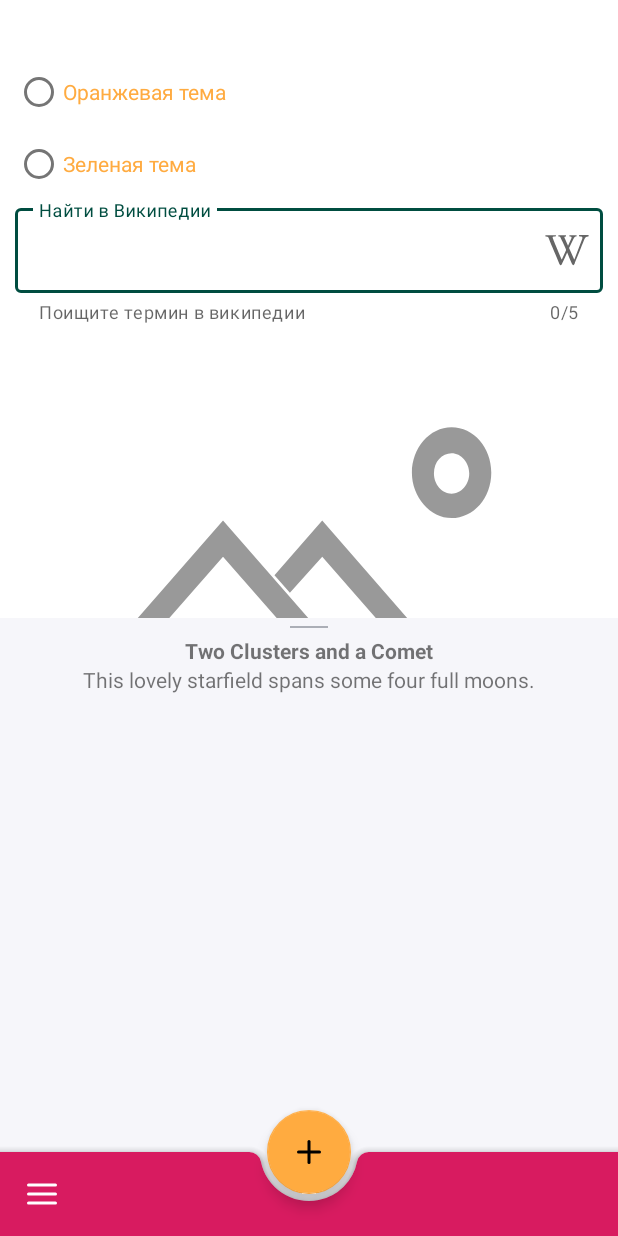
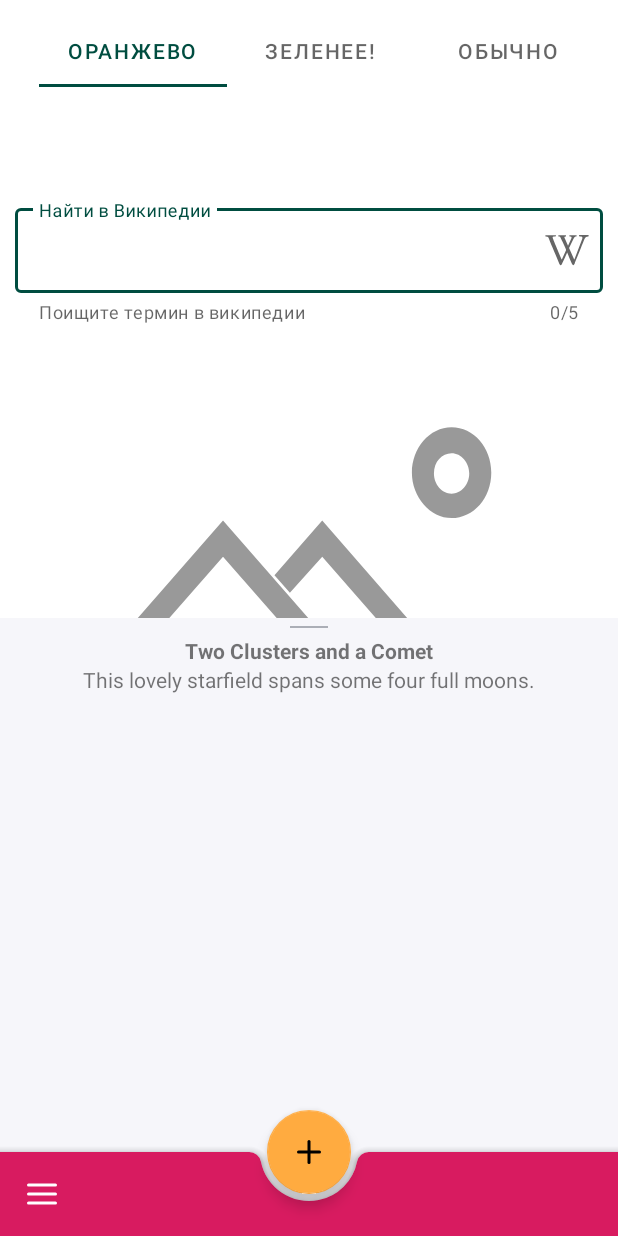
Before and after one commit to MariaDemidova/MaterialDesign, an Android app: the screen it shows after launch (MainActivity), on a phone screen of 412 x 824 dp. Run offline under Robolectric (Android 15) with nearby library versions, the phone set to English and light mode, and no system bars; pictures from the network do not load; Roboto replaces fonts that are not available here; 1 statement that could not run was skipped.

Commit message:
lesson2 смена темы, full screen

```diff
--- a/app/src/main/java/demidova/materialdesign/MainActivity.kt
+++ b/app/src/main/java/demidova/materialdesign/MainActivity.kt
@@ -1,15 +1,14 @@
 package demidova.materialdesign
 
+import android.os.Bundle
+import android.view.WindowManager
 import androidx.appcompat.app.AppCompatActivity
-import android.os.Bundle
-import android.util.Log
-import android.view.View
 import demidova.materialdesign.databinding.ActivityMainBinding
 import demidova.materialdesign.view.PictureOfTheDayFragment
-import java.util.*
 
 const val ThemeOne = 1
 const val ThemeSecond = 2
+const val ThemeUsual = 3
 
 class MainActivity : AppCompatActivity()  {
 
@@ -23,6 +22,10 @@ class MainActivity : AppCompatActivity()  {
 
         setTheme(getRealStyle(getCurrentTheme()))
         binding =  ActivityMainBinding.inflate(layoutInflater)
+
+//        window.setFlags(
+//            WindowManager.LayoutParams.FLAG_FULLSCREEN,
+//            WindowManager.LayoutParams.FLAG_FULLSCREEN);
         setContentView(binding.root)
 
         if(savedInstanceState==null){
@@ -47,6 +50,7 @@ class MainActivity : AppCompatActivity()  {
         return when (currentTheme) {
             ThemeOne -> R.style.ThemeOne
             ThemeSecond -> R.style.ThemeSecond
+            ThemeUsual -> R.style.Theme_MaterialDesign
             else -> 0
         }
     }
--- a/app/src/main/java/demidova/materialdesign/view/PictureOfTheDayFragment.kt
+++ b/app/src/main/java/demidova/materialdesign/view/PictureOfTheDayFragment.kt
@@ -9,6 +9,7 @@ import android.util.Log
 import android.view.*
 import android.widget.Toast
 import androidx.activity.OnBackPressedCallback
+import androidx.appcompat.app.AppCompatActivity
 import androidx.core.content.ContextCompat
 import androidx.fragment.app.Fragment
 import androidx.lifecycle.Observer
@@ -16,6 +17,7 @@ import androidx.lifecycle.ViewModelProvider
 import coil.load
 import com.google.android.material.bottomappbar.BottomAppBar
 import com.google.android.material.bottomsheet.BottomSheetBehavior
+import com.google.android.material.tabs.TabLayout
 import demidova.materialdesign.MainActivity
 import demidova.materialdesign.R
 import demidova.materialdesign.databinding.FragmentMainBinding
@@ -27,8 +29,9 @@ import java.util.*
 
 const val ThemeOne = 1
 const val ThemeSecond = 2
+const val ThemeUsual = 3
 
-class PictureOfTheDayFragment : Fragment(), View.OnClickListener {
+class PictureOfTheDayFragment : Fragment() {
 
     private var _binding: FragmentMainBinding? = null
     val binding: FragmentMainBinding
@@ -36,6 +39,8 @@ class PictureOfTheDayFragment : Fragment(), View.OnClickListener {
             return _binding!!
 
         }
+    private val KEY_SP = "sp"
+    private val KEY_TAB_POSITION = "tab_position"
 
     private val viewModel: PictureOfTheDayViewModel by lazy {
         ViewModelProvider(this).get(PictureOfTheDayViewModel::class.java)
@@ -56,13 +61,37 @@ class PictureOfTheDayFragment : Fragment(), View.OnClickListener {
         })
         viewModel.sendServerRequest()
 
-        binding.btnThemeOne.setOnClickListener(this)
-        binding.btnThemeSecond.setOnClickListener(this)
+        binding.tabs.getTabAt(getTabPosition())?.select()
+        binding.tabs.addOnTabSelectedListener(object : TabLayout.OnTabSelectedListener {
+            override fun onTabSelected(tab: TabLayout.Tab) {
+                when (tab.position) {
+                    0 -> {
+                        parentActivity.setCurrentTheme(ThemeOne)
+                        setTabPosition(0)
+                        parentActivity.recreate()
 
-        when (parentActivity.getCurrentTheme()) {
-            1 -> binding.radioGroup.check(R.id.btnThemeOne)
-            2 -> binding.radioGroup.check(R.id.btnThemeSecond)
-        }
+                    }
+                    1 -> {
+                        parentActivity.setCurrentTheme(ThemeSecond)
+                        setTabPosition(1)
+                        parentActivity.recreate()
+                    }
+                    2 -> {
+                        parentActivity.setCurrentTheme(ThemeUsual)
+                        setTabPosition(2)
+                        parentActivity.recreate()
+                    }
+                }
+            }
+
+            override fun onTabUnselected(p0: TabLayout.Tab?) {
+
+            }
+
+            override fun onTabReselected(p0: TabLayout.Tab?) {
+
+            }
+        })
 
         binding.inputLayout.setEndIconOnClickListener {
             startActivity(Intent(Intent.ACTION_VIEW).apply {
@@ -112,23 +141,10 @@ class PictureOfTheDayFragment : Fragment(), View.OnClickListener {
         setBottomAppBar()
     }
 
-    override fun onClick(v: View) {
-        when (v.id) {
-            R.id.btnThemeOne -> {
-                parentActivity.setCurrentTheme(ThemeOne)
-                parentActivity.recreate() // применяем для всей активити и для всех дочерних фрагментов
-            }
-            R.id.btnThemeSecond -> {
-                parentActivity.setCurrentTheme(ThemeSecond)
-                parentActivity.recreate() // применяем для всей активити и для всех дочерних фрагментов
-            }
-        }
-
-    }
-
     private fun renderData(state: PictureOfTheDayState) {
         when (state) {
-            is PictureOfTheDayState.Error -> { state.error.message
+            is PictureOfTheDayState.Error -> {
+                state.error.message
             }
             is PictureOfTheDayState.Loading -> {
                 binding.imageView.load(R.drawable.ic_no_photo_vector)
@@ -250,4 +266,18 @@ class PictureOfTheDayFragment : Fragment(), View.OnClickListener {
         super.onDestroy()
         _binding = null
     }
+
+    fun setTabPosition(currentTheme: Int) {
+        val sharedPreferences =
+            requireContext().getSharedPreferences(KEY_SP, AppCompatActivity.MODE_PRIVATE)
+        val editor = sharedPreferences.edit()
+        editor.putInt(KEY_TAB_POSITION, currentTheme)
+        editor.apply()
+    }
+
+    fun getTabPosition(): Int {
+        val sharedPreferences =
+            requireContext().getSharedPreferences(KEY_SP, AppCompatActivity.MODE_PRIVATE)
+        return sharedPreferences.getInt(KEY_TAB_POSITION, 0)
+    }
 }
--- a/app/src/main/java/demidova/materialdesign/viewmodel/PictureOfTheDayViewModel.kt
+++ b/app/src/main/java/demidova/materialdesign/viewmodel/PictureOfTheDayViewModel.kt
@@ -81,11 +81,8 @@ class PictureOfTheDayViewModel(
     private fun takeDate(count: Int): String {
         val currentDate = Calendar.getInstance()
         currentDate.add(Calendar.DAY_OF_MONTH, count)
-
         Log.d("gopa", currentDate.time.toString())
-
         var format1 = SimpleDateFormat("yyyy-MM-dd", Locale.getDefault())
-
         return format1.format(currentDate.time)
     }
 }
--- a/app/src/main/res/layout/activity_main.xml
+++ b/app/src/main/res/layout/activity_main.xml
@@ -4,4 +4,4 @@
     android:id="@+id/container"
     android:layout_width="match_parent"
     android:layout_height="match_parent"
-    tools:context=".MainActivity"/>
+    tools:context=".MainActivity" />
--- a/app/src/main/res/layout/fragment_main.xml
+++ b/app/src/main/res/layout/fragment_main.xml
@@ -11,29 +11,31 @@
         android:layout_height="match_parent"
         android:padding="10dp">
 
-        <RadioGroup
-            android:id="@+id/radioGroup"
-            android:layout_width="wrap_content"
+        <com.google.android.material.tabs.TabLayout
+            android:id="@+id/tabs"
+            android:layout_width="0dp"
             android:layout_height="wrap_content"
-            app:layout_constraintBottom_toTopOf="@+id/inputLayout"
+            android:layout_marginStart="16dp"
             app:layout_constraintEnd_toEndOf="parent"
-            app:layout_constraintHorizontal_bias="0.0"
-            app:layout_constraintStart_toStartOf="parent">
+            app:layout_constraintStart_toStartOf="parent"
+            app:layout_constraintTop_toTopOf="parent">
 
-            <RadioButton
-                android:id="@+id/btnThemeOne"
+            <com.google.android.material.tabs.TabItem
                 android:layout_width="wrap_content"
                 android:layout_height="wrap_content"
-                android:text="@string/theme_one"
-                android:textColor="?colorSecondary" />
+                android:text="@string/text_for_theme_one" />
 
-            <RadioButton
-                android:id="@+id/btnThemeSecond"
+            <com.google.android.material.tabs.TabItem
                 android:layout_width="wrap_content"
                 android:layout_height="wrap_content"
-                android:text="@string/theme_second"
-                android:textColor="?colorSecondary" />
-        </RadioGroup>
+                android:text="@string/text_for_theme_second" />
+
+            <com.google.android.material.tabs.TabItem
+                android:layout_width="wrap_content"
+                android:layout_height="wrap_content"
+                android:text="@string/text_for_usual_theme" />
+        </com.google.android.material.tabs.TabLayout>
+
 
         <com.google.android.material.textfield.TextInputLayout
             android:id="@+id/inputLayout"
@@ -68,7 +70,6 @@
             app:layout_constraintEnd_toEndOf="parent"
             app:layout_constraintStart_toStartOf="parent"
             app:layout_constraintTop_toTopOf="parent"
-
             app:srcCompat="@drawable/ic_no_photo_vector" />
 
         <com.google.android.material.chip.Chip
@@ -77,7 +78,7 @@
             android:layout_height="wrap_content"
             android:layout_marginStart="8dp"
             android:layout_marginTop="28dp"
-            android:text="Yesterday"
+            android:text="@string/yesterday"
             app:layout_constraintBottom_toBottomOf="parent"
             app:layout_constraintStart_toStartOf="parent"
             app:layout_constraintTop_toBottomOf="@+id/imageView"
@@ -89,7 +90,7 @@
             android:layout_height="wrap_content"
             android:layout_marginStart="44dp"
             android:layout_marginTop="28dp"
-            android:text="Today"
+            android:text="@string/today"
             app:layout_constraintEnd_toEndOf="parent"
             app:layout_constraintHorizontal_bias="0.125"
             app:layout_constraintStart_toEndOf="@+id/yesterday_btn"
@@ -102,7 +103,7 @@
             android:layout_marginStart="44dp"
 
             android:layout_marginTop="28dp"
-            android:text="Two days Ago"
+            android:text="@string/two_days_ago"
             app:layout_constraintEnd_toEndOf="parent"
             app:layout_constraintStart_toEndOf="@+id/today_btn"
             app:layout_constraintTop_toBottomOf="@+id/imageView" />
@@ -110,7 +111,9 @@
 
     </androidx.constraintlayout.widget.ConstraintLayout>
 
-    <include android:id="@+id/includeBottomSheet" layout="@layout/bottom_sheet_layout" />
+    <include
+        android:id="@+id/includeBottomSheet"
+        layout="@layout/bottom_sheet_layout" />
 
 
     <com.google.android.material.bottomappbar.BottomAppBar
@@ -128,7 +131,6 @@
         android:layout_height="wrap_content"
         android:backgroundTint="@color/orangeTheme"
         app:layout_anchor="@id/bottom_app_bar"
-        app:srcCompat="@drawable/ic_plus_fab"
-        />
+        app:srcCompat="@drawable/ic_plus_fab" />
 
 </androidx.coordinatorlayout.widget.CoordinatorLayout>
--- a/app/src/main/res/values/strings.xml
+++ b/app/src/main/res/values/strings.xml
@@ -14,4 +14,13 @@
     <string name="description_bottom_sheet">This lovely starfield spans some four full moons.</string>
     <string name="theme_one">Оранжевая тема</string>
     <string name="theme_second">Зеленая тема</string>
+    <string name="yesterday">Yesterday</string>
+    <string name="today">Today</string>
+    <string name="two_days_ago">Two days Ago</string>
+    <string name="tab_1">Tab 1</string>
+    <string name="tab_2">Tab 2</string>
+    <string name="tab_3">Tab 3</string>
+    <string name="text_for_theme_one">Оранжево</string>
+    <string name="text_for_theme_second">Зеленее!</string>
+    <string name="text_for_usual_theme">Обычно</string>
 </resources>
--- a/app/src/main/res/values/themes.xml
+++ b/app/src/main/res/values/themes.xml
@@ -9,17 +9,17 @@
         <item name="colorSecondary">@color/orangeTheme</item>
         <item name="colorSecondaryVariant">@color/teal_700</item>
         <item name="colorOnSecondary">@color/black</item>
-
         <!-- Status bar color. -->
         <item name="android:statusBarColor" tools:targetApi="l">?attr/colorPrimaryVariant</item>
         <!-- Customize your theme here. -->
         <item name="textColorConnected">@color/color_connected</item>
         <item name="colorBottomappbar">@color/colorAccent</item>
+
+        <item name="android:windowFullscreen">true</item>
     </style>
 
     <style name="CustomStyle">
         <item name="android:textColor">@color/color_for_customStyle_title</item>
-
     </style>
 
     <style name="ThemeOne" parent="Theme.MaterialComponents.DayNight.NoActionBar">
@@ -38,6 +38,8 @@
         <item name="android:textStyle">italic</item>
         <item name="colorBottomappbar">@color/orangeTheme</item>
 
+        <item name="android:windowFullscreen">true</item>
+
     </style>
 
     <style name="ThemeSecond" parent="Theme.MaterialComponents.DayNight.NoActionBar">
@@ -55,5 +57,7 @@
         <item name="android:fontFamily">cursive</item>
         <item name="android:textStyle">bold</item>
         <item name="colorBottomappbar">@color/greenTheme</item>
+
+        <item name="android:windowFullscreen">true</item>
     </style>
 </resources>
```
Also changed, not shown: app/src/main/java/demidova/materialdesign/view/chips/SettingsFragment.kt (+20 -0 lines), app/src/main/res/layout/fragment_settings.xml (+46 -5 lines).
